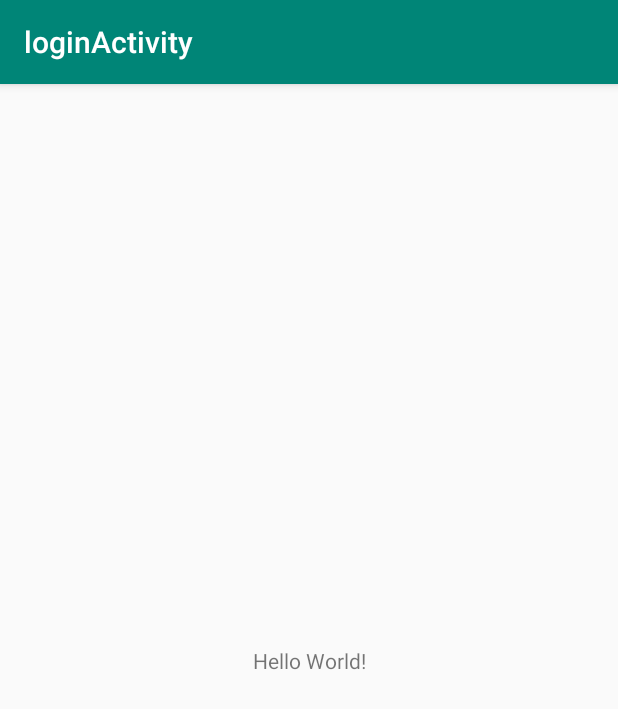
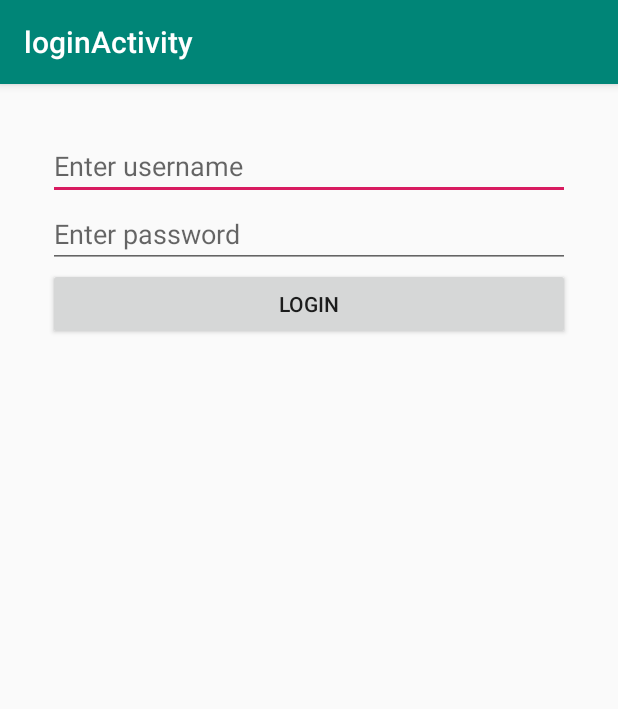
Before and after one commit to puhalskib/android-Login-Activity, an Android app: the screen it shows after launch (MainActivity), on a phone screen of 412 x 824 dp. Shown: the top 709 px of the screen. Run offline under Robolectric (Android 15) with nearby library versions, the phone set to English and light mode, and no system bars.

Commit message:
added prototype layout

```diff
--- a/app/src/main/res/layout/activity_main.xml
+++ b/app/src/main/res/layout/activity_main.xml
@@ -6,13 +6,39 @@
     android:layout_height="match_parent"
     tools:context=".MainActivity">
 
-    <TextView
-        android:layout_width="wrap_content"
-        android:layout_height="wrap_content"
-        android:text="Hello World!"
+    <LinearLayout
+        android:id="@+id/linearLayout"
+        android:layout_width="0dp"
+        android:layout_height="0dp"
+        android:orientation="vertical"
+        android:padding="32dp"
         app:layout_constraintBottom_toBottomOf="parent"
-        app:layout_constraintLeft_toLeftOf="parent"
-        app:layout_constraintRight_toRightOf="parent"
-        app:layout_constraintTop_toTopOf="parent" />
+        app:layout_constraintEnd_toEndOf="parent"
+        app:layout_constraintStart_toStartOf="parent"
+        app:layout_constraintTop_toTopOf="parent">
 
+        <EditText
+            android:id="@+id/usernameField"
+            android:layout_width="match_parent"
+            android:layout_height="wrap_content"
+            android:ems="10"
+            android:hint="@string/userHint"
+            android:inputType="textPersonName"
+            android:autofillHints="" tools:targetApi="o" />
+
+        <EditText
+            android:id="@+id/passwordField"
+            android:layout_width="match_parent"
+            android:layout_height="wrap_content"
+            android:ems="10"
+            android:hint="@string/passHint"
+            android:inputType="textPassword"
+            android:autofillHints="" tools:targetApi="o" />
+
+        <Button
+            android:id="@+id/button"
+            android:layout_width="match_parent"
+            android:layout_height="wrap_content"
+            android:text="@string/loginButton" />
+    </LinearLayout>
 </androidx.constraintlayout.widget.ConstraintLayout>
--- a/app/src/main/res/values/strings.xml
+++ b/app/src/main/res/values/strings.xml
@@ -1,3 +1,6 @@
 <resources>
     <string name="app_name">loginActivity</string>
+    <string name="userHint">Enter username</string>
+    <string name="passHint">Enter password</string>
+    <string name="loginButton">Login</string>
 </resources>
```
